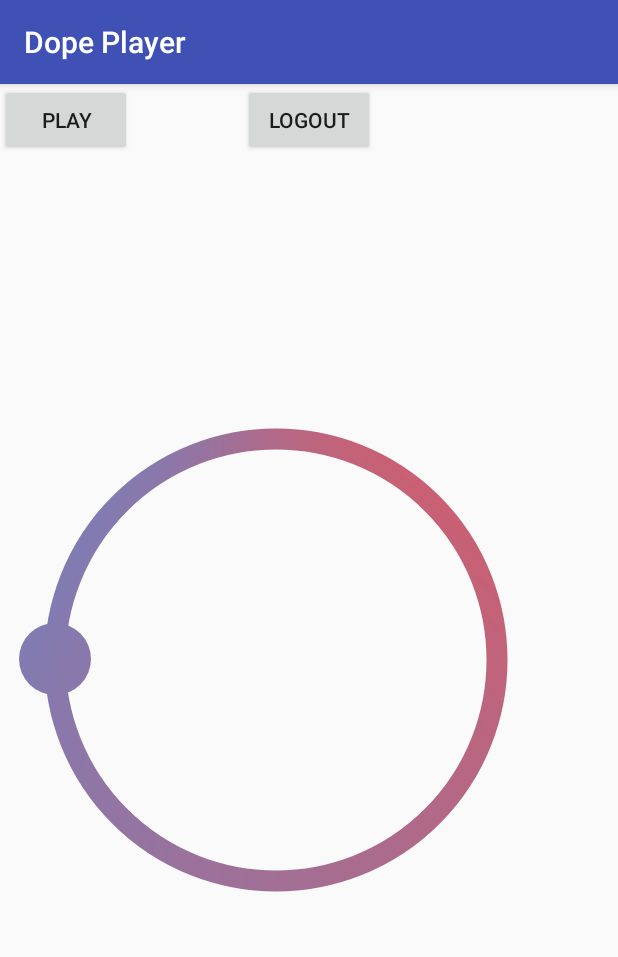
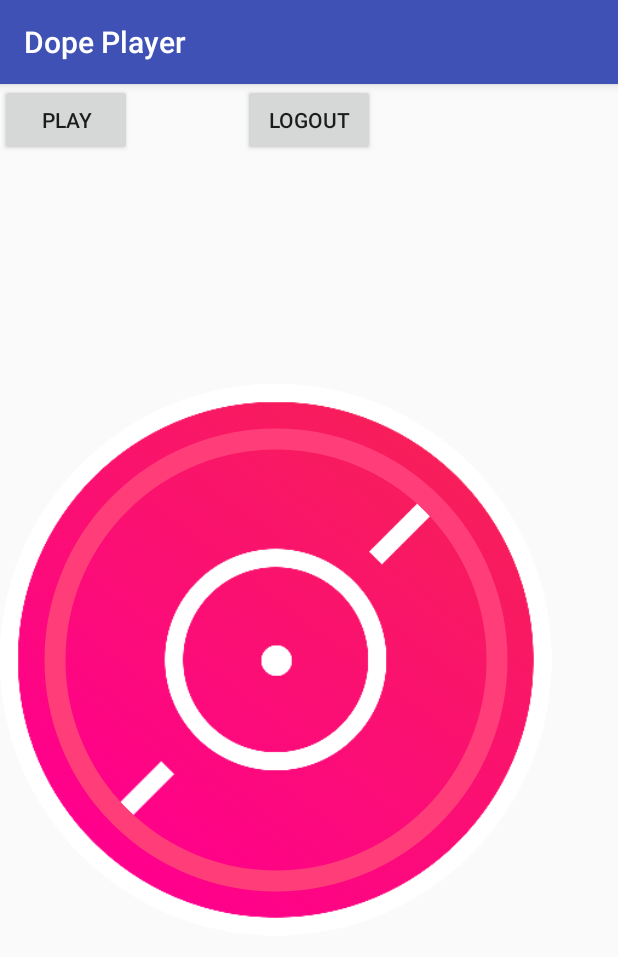
Before and after one commit to jsoftwareengineering/Dope-Player, an Android app: the SpotifyConnect screen opened directly, with no data from a screen before it, on a phone screen of 412 x 824 dp. Shown: the top 957 px of the screen. Run offline under Robolectric (Android 15) with nearby library versions, the phone set to English and light mode, and no system bars; libraries missing offline, so code that uses them is left out: com.spotify.sdk; 7 statements that could not run were skipped.

Commit message:
working gif

```diff
--- a/app/build.gradle
+++ b/app/build.gradle
@@ -42,5 +42,6 @@ dependencies {
     compile 'com.google.guava:guava:18.0'
     compile 'com.spotify.sdk:spotify-android-auth-1.0.0@aar'
     compile 'com.spotify.sdk:spotify-player-24-noconnect-2.20b@aar'
+    compile 'pl.droidsonroids.gif:android-gif-drawable:1.2.7'
     testCompile 'junit:junit:4.12'
 }
--- a/app/src/main/java/com/example/jamesb/dopeplayer/SpotifyConnect.java
+++ b/app/src/main/java/com/example/jamesb/dopeplayer/SpotifyConnect.java
@@ -1,13 +1,16 @@
 package com.example.jamesb.dopeplayer;
 
+import android.graphics.Bitmap;
 import android.support.v7.app.AppCompatActivity;
 import android.os.Bundle;
 import android.app.Activity;
 import android.content.Intent;
 import android.os.Bundle;
 import android.util.Log;
+import android.view.MotionEvent;
 import android.view.View;
 import android.widget.Button;
+import android.widget.ImageView;
 
 import com.spotify.sdk.android.authentication.AuthenticationClient;
 import com.spotify.sdk.android.authentication.AuthenticationRequest;
@@ -20,6 +23,11 @@ import com.spotify.sdk.android.player.PlayerEvent;
 import com.spotify.sdk.android.player.Spotify;
 import com.spotify.sdk.android.player.SpotifyPlayer;
 
+import java.io.IOException;
+
+import pl.droidsonroids.gif.GifDrawable;
+import pl.droidsonroids.gif.GifImageView;
+
 public class SpotifyConnect extends AppCompatActivity implements
         SpotifyPlayer.NotificationCallback, ConnectionStateCallback
 {
@@ -29,6 +37,8 @@ public class SpotifyConnect extends AppCompatActivity implements
     private Button logoutTestButton;
     private Player mPlayer;
     private RecordSlider slider;
+    private ImageView recordImage;
+    private GifDrawable recordGif;
 
     @Override
     protected void onCreate(Bundle savedInstanceState) {
@@ -44,6 +54,32 @@ public class SpotifyConnect extends AppCompatActivity implements
         AuthenticationClient.openLoginActivity(this, REQUEST_CODE, request);
 
         playTestButton=(Button)findViewById(R.id.buttonPlayTest);
+        slider = (RecordSlider) findViewById(R.id.slider);
+        playTestButton=(Button)findViewById(R.id.buttonLogoutTest);
+        recordImage = (ImageView) findViewById(R.id.gifImageViewRecord);
+
+
+        try {
+            recordGif = new GifDrawable(getResources(), R.raw.record_control_gif);
+            recordGif.setSpeed(2);
+            recordImage.setImageDrawable(recordGif);
+        } catch (IOException e) {
+            e.printStackTrace();
+        }
+
+        recordImage.setDrawingCacheEnabled(true);
+
+
+
+
+        recordImage.setOnTouchListener(new View.OnTouchListener() {
+            @Override
+            public boolean onTouch(View view, MotionEvent motionEvent) {
+                Bitmap bmp = Bitmap.createBitmap(recordImage.getDrawingCache());
+                slider.onTouchEventCustom(motionEvent, bmp);
+                return false;
+            }
+        });
         playTestButton.setOnClickListener(new View.OnClickListener() {
 
             @Override
@@ -52,7 +88,7 @@ public class SpotifyConnect extends AppCompatActivity implements
             }
         });
 
-        playTestButton=(Button)findViewById(R.id.buttonLogoutTest);
+
         playTestButton.setOnClickListener(new View.OnClickListener() {
 
             @Override
@@ -61,7 +97,9 @@ public class SpotifyConnect extends AppCompatActivity implements
             }
         });
 
-        slider = (RecordSlider) findViewById(R.id.slider);
+
+
+
         slider.setOnSliderMovedListener(new RecordSlider.OnSliderMovedListener() {
             @Override
             public void onSliderMoved(double pos) {
--- a/app/src/main/res/layout/activity_spotify_connect.xml
+++ b/app/src/main/res/layout/activity_spotify_connect.xml
@@ -26,17 +26,28 @@
         app:layout_constraintRight_toRightOf="parent"
         app:layout_constraintLeft_toLeftOf="parent" />
 
-    <com.example.jamesb.dopeplayer.RecordSlider
-        android:id="@+id/slider"
+    <RelativeLayout
         android:layout_width="368dp"
         android:layout_height="0dp"
-        android:padding="30dp"
-        circular:angle="3.14"
-        circular:border_color="#505090"
-        circular:border_gradient_colors="#f05151;#4a90e2;#4a90e2"
-        circular:border_thickness="14dp"
-        circular:thumb_color="#30AEFF"
-        circular:thumb_size="24dp"
-        tools:layout_editor_absoluteX="8dp"
-        tools:layout_editor_absoluteY="8dp" />
+        tools:layout_editor_absoluteY="8dp"
+        tools:layout_editor_absoluteX="8dp">
+
+        <ImageView
+            android:id="@+id/gifImageViewRecord"
+            android:layout_width="match_parent"
+            android:layout_height="match_parent"
+            android:src="@drawable/record_control" />
+
+        <com.example.jamesb.dopeplayer.RecordSlider
+            android:id="@+id/slider"
+            android:layout_width="match_parent"
+            android:layout_height="match_parent"
+            android:padding="30dp"
+            circular:angle="3.14"
+            circular:border_color="#FF3E79"
+            circular:border_thickness="14dp"
+            circular:thumb_color="#FF3E79"
+            circular:thumb_size="1dp" />
+    </RelativeLayout>
+
 </android.support.constraint.ConstraintLayout>
```
Also changed, not shown: app/src/main/java/com/example/jamesb/dopeplayer/RecordSlider.java (+10 -4 lines), app/src/main/res/raw/record_control_gif.gif (added).
